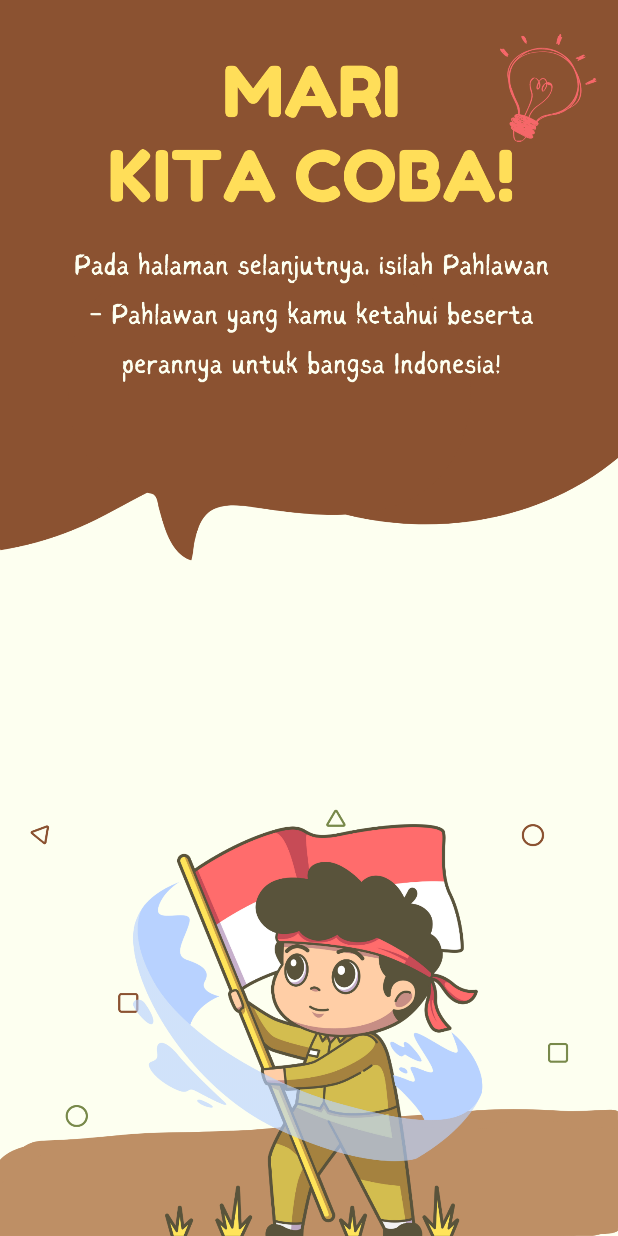
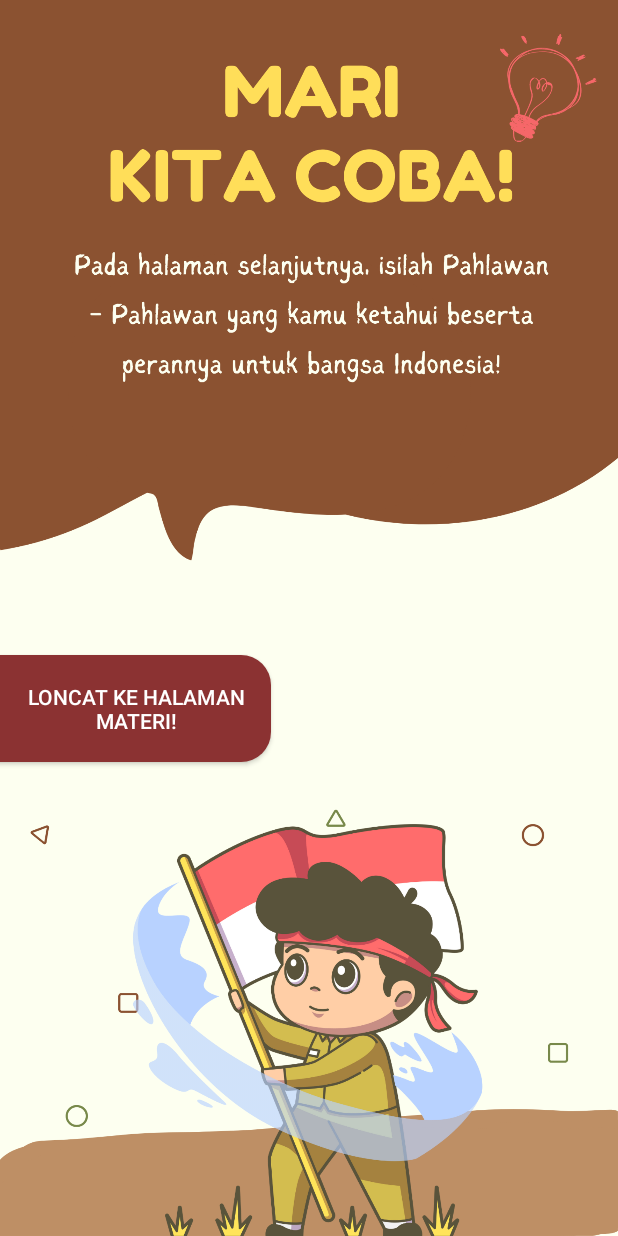
Before and after one commit to yendrapriambada/EBookPahlawan, an Android app: the MKCActivity screen opened directly, with no data from a screen before it, on a phone screen of 412 x 824 dp. Run offline under Robolectric (Android 15) with nearby library versions, the phone set to English and light mode, and no system bars; libraries missing offline, so code that uses them is left out: com.blogspot.atifsoftwares.

Commit message:
Add skip button

```diff
--- a/app/src/main/java/com/nurfadillahdwi/ebookpahlawan/helper/Utils.kt
+++ b/app/src/main/java/com/nurfadillahdwi/ebookpahlawan/helper/Utils.kt
@@ -15,6 +15,7 @@ import java.util.*
 private const val FILENAME_FORMAT = "dd-MMM-yyyy"
 var indexPahlawan = 0
 var totalPahlawan: Int? = 0
+var flagPahlawan: Boolean = false
 
 fun setupToken(token: String): String {
     return "Bearer $token"
--- a/app/src/main/java/com/nurfadillahdwi/ebookpahlawan/view/MKCActivity.kt
+++ b/app/src/main/java/com/nurfadillahdwi/ebookpahlawan/view/MKCActivity.kt
@@ -1,5 +1,7 @@
 package com.nurfadillahdwi.ebookpahlawan.view
 
+import android.animation.AnimatorSet
+import android.animation.ObjectAnimator
 import android.content.Intent
 import android.os.Bundle
 import android.view.MotionEvent
@@ -7,15 +9,38 @@ import androidx.activity.addCallback
 import androidx.appcompat.app.AppCompatActivity
 import com.blogspot.atifsoftwares.animatoolib.Animatoo
 import com.nurfadillahdwi.ebookpahlawan.R
+import com.nurfadillahdwi.ebookpahlawan.databinding.ActivityInstruksiContohBinding
+import com.nurfadillahdwi.ebookpahlawan.databinding.ActivityMkcactivityBinding
+import com.nurfadillahdwi.ebookpahlawan.view.InstruksiContohActivity.Companion.EXTRA_FROM
 
 class MKCActivity : AppCompatActivity() {
+    private var from: String? = "default"
+    private lateinit var binding: ActivityMkcactivityBinding
     private var x1: Float = 0.0F
     private var x2: Float = 0.0F
 
     override fun onCreate(savedInstanceState: Bundle?) {
         super.onCreate(savedInstanceState)
-        setContentView(R.layout.activity_mkcactivity)
+        binding = ActivityMkcactivityBinding.inflate(layoutInflater)
+        setContentView(binding.root)
 
+        from = intent.getStringExtra(EXTRA_FROM)
+
+        val btnSkip =
+            ObjectAnimator.ofFloat(binding.btnSkip, "translationX", -500f, binding.btnSkip.x).setDuration(1000)
+
+        AnimatorSet().apply {
+            playTogether(
+                btnSkip
+            )
+            start()
+        }
+
+        binding.btnSkip.setOnClickListener {
+            val i = Intent(this, Materi1Activity::class.java)
+            startActivity(i)
+            finish()
+        }
         onBackPressedDispatcher.addCallback(this) {
             backIntent()
         }
@@ -42,9 +67,17 @@ class MKCActivity : AppCompatActivity() {
     }
 
     private fun backIntent() {
-        val i = Intent(this, PahlawanTemplate2Activity::class.java)
-        startActivity(i)
-        Animatoo.animateSlideRight(this)
-        finish()
+        if (from == "instruksicontoh"){
+            val i = Intent(this, InstruksiContohActivity::class.java)
+            startActivity(i)
+            Animatoo.animateSlideRight(this)
+            finish()
+        }
+        else {
+            val i = Intent(this, PahlawanTemplate2Activity::class.java)
+            startActivity(i)
+            Animatoo.animateSlideRight(this)
+            finish()
+        }
     }
 }
--- a/app/src/main/java/com/nurfadillahdwi/ebookpahlawan/view/PahlawanTemplate1Activity.kt
+++ b/app/src/main/java/com/nurfadillahdwi/ebookpahlawan/view/PahlawanTemplate1Activity.kt
@@ -13,6 +13,7 @@ import com.bumptech.glide.Glide
 import com.bumptech.glide.load.resource.drawable.DrawableTransitionOptions
 import com.nurfadillahdwi.ebookpahlawan.R
 import com.nurfadillahdwi.ebookpahlawan.databinding.ActivityPahlawanTemplate1Binding
+import com.nurfadillahdwi.ebookpahlawan.helper.flagPahlawan
 import com.nurfadillahdwi.ebookpahlawan.helper.indexPahlawan
 import com.nurfadillahdwi.ebookpahlawan.helper.totalPahlawan
 
@@ -57,6 +58,9 @@ class PahlawanTemplate1Activity : AppCompatActivity() {
                     .transition(DrawableTransitionOptions.withCrossFade())
                     .error(R.mipmap.ic_launcher_round)
                     .into(binding.fotoPahlawan)
+
+                // set User was here
+                flagPahlawan = true
             }
         }
 
--- a/app/src/main/res/layout/activity_mkcactivity.xml
+++ b/app/src/main/res/layout/activity_mkcactivity.xml
@@ -26,4 +26,20 @@
         app:layout_constraintStart_toStartOf="parent"
         app:layout_constraintTop_toTopOf="parent"
         app:srcCompat="@drawable/ic_mkc_text" />
+
+    <Button
+        android:id="@+id/btn_skip"
+        android:layout_width="200dp"
+        android:layout_height="wrap_content"
+        android:layout_marginStart="-20dp"
+        android:background="@drawable/bg_peran"
+        android:paddingStart="30dp"
+        android:paddingTop="18dp"
+        android:paddingEnd="10dp"
+        android:paddingBottom="18dp"
+        android:text="Loncat ke halaman Materi!"
+        app:layout_constraintBottom_toBottomOf="parent"
+        app:layout_constraintStart_toStartOf="parent"
+        app:layout_constraintTop_toTopOf="parent"
+        app:layout_constraintVertical_bias="0.58000004"/>
 </androidx.constraintlayout.widget.ConstraintLayout>
```
Also changed, not shown: app/src/main/java/com/nurfadillahdwi/ebookpahlawan/view/InstruksiContohActivity.kt (+36 -2 lines), app/src/main/res/layout/activity_instruksi_contoh.xml (+18 -0 lines), app/src/main/res/drawable/img_abdul_kadir.png (deleted), app/src/main/res/drawable/img_nuku.png (deleted).
